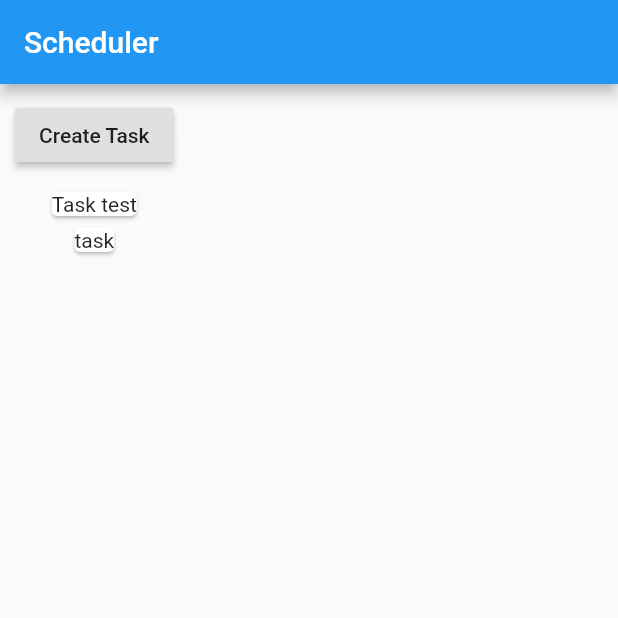
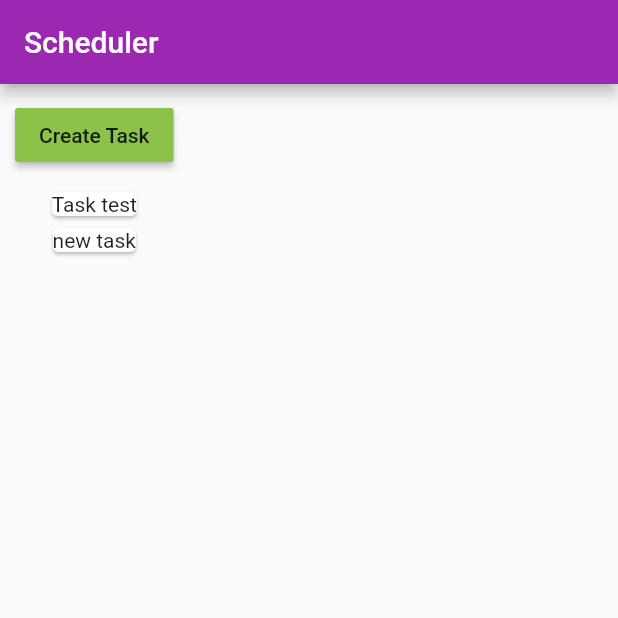
Before and after one commit to lucasdutraf/Scheduler, a Flutter app: the screen it shows after launch, after a tap on "Create Task", on a phone screen of 412 x 824 dp, the top half of it. Run offline on Flutter 3.47's test engine with Material 2 defaults, Android fonts, the phone set to English and light mode, and no system bars.

Commit message:
Refactor button widget to a independent file

```diff
--- a/lib/main.dart
+++ b/lib/main.dart
@@ -8,6 +8,10 @@ class MyApp extends StatelessWidget {
   @override
   Widget build(BuildContext context) {
     return MaterialApp(
+      theme: ThemeData(
+        primarySwatch: Colors.purple,
+        accentColor: Colors.orange
+      ),
       home: Scaffold(
         appBar: AppBar(
           title: Text('Scheduler'),
--- /dev/null
+++ b/lib/task_control.dart
@@ -0,0 +1,16 @@
+import 'package:flutter/material.dart';
+
+class TaskControl extends StatelessWidget {
+  final Function addTask;
+  TaskControl(this.addTask);
+  @override
+  Widget build(BuildContext context) {
+    return RaisedButton(
+          color: Colors.lightGreen,
+          onPressed: () {
+            addTask('new task');
+          },
+          child: Text('Create Task'),
+        );
+  }
+}
--- a/lib/task_manager.dart
+++ b/lib/task_manager.dart
@@ -1,6 +1,7 @@
 import 'package:flutter/material.dart';
 
 import './tasks.dart';
+import './task_control.dart';
 
 class TaskManager extends StatefulWidget {
   final String startingTask;
@@ -17,8 +18,14 @@ class _TaskManagerState extends State<TaskManager> {
 
   @override
   void initState() {
+    super.initState();
     _tasks.add(widget.startingTask);
-    super.initState();
+  }
+
+  void _addTasks (String task) {
+    setState(() {
+      _tasks.add(task);
+    });
   }
 
   @override
@@ -26,14 +33,7 @@ class _TaskManagerState extends State<TaskManager> {
     return Column(
       children: [ Container(
         margin: EdgeInsets.all(10.0),
-        child: RaisedButton(
-          onPressed: () {
-            setState(() {
-              _tasks.add('task');
-            });
-          },
-          child: Text('Create Task'),
-        ),
+        child: TaskControl(_addTasks),
       ),
     Tasks(_tasks)
     ]);
```
Also changed, not shown: lib/tasks.dart (+6 -7 lines).
